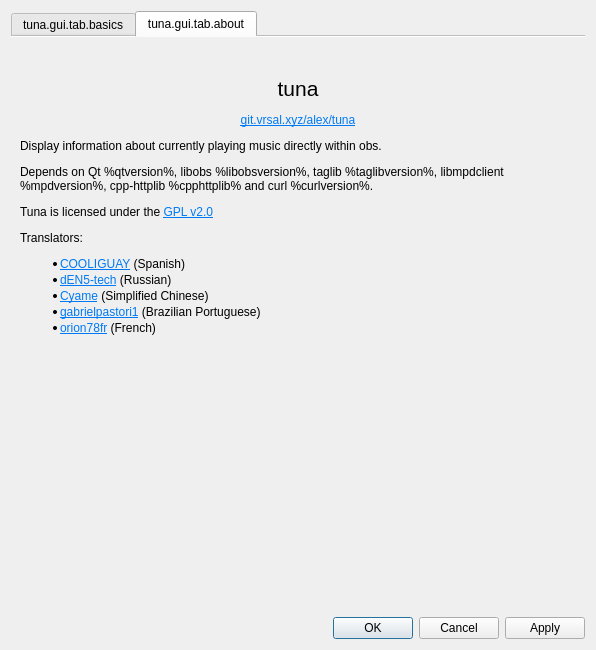
univrsal/tuna, file src/gui/tuna_gui.ui: the form before one commit.
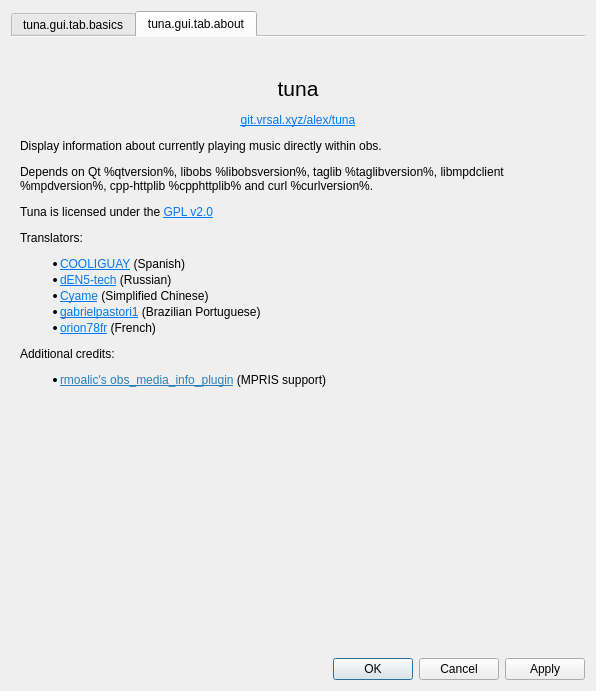
The form after the commit. The open tabs and pages were chosen to show the change. Icons and pictures are not drawn.

Commit message:
MPRIS: Add MPRIS support
Taken from https://github.com/rmoalic/obs_media_info_plugin

The edit to the form file:
```diff
--- a/src/gui/tuna_gui.ui
+++ b/src/gui/tuna_gui.ui
@@ -7,7 +7,7 @@
     <x>0</x>
     <y>0</y>
     <width>596</width>
-    <height>650</height>
+    <height>691</height>
    </rect>
   </property>
   <property name="sizePolicy">
@@ -814,7 +814,7 @@
           </sizepolicy>
          </property>
          <property name="text">
-          <string>&lt;html&gt;&lt;head/&gt;&lt;body&gt;&lt;p align=&quot;center&quot;&gt;&lt;span style=&quot; font-size:16pt;&quot;&gt;tuna&lt;/span&gt;&lt;/p&gt;&lt;p align=&quot;center&quot;&gt;&lt;a href=&quot;https://git.vrsal.xyz/alex/tuna&quot;&gt;&lt;span style=&quot; text-decoration: underline; color:#007af4;&quot;&gt;git.vrsal.xyz/alex/tuna&lt;/span&gt;&lt;/a&gt;&lt;/p&gt;&lt;p&gt;Display information about currently playing music directly within obs.&lt;/p&gt;&lt;p&gt;Depends on Qt %qtversion%, libobs %libobsversion%, taglib %taglibversion%, libmpdclient %mpdversion%, cpp-httplib %cpphttplib% and curl %curlversion%.&lt;/p&gt;&lt;p&gt;Tuna is licensed under the &lt;a href=&quot;https://www.gnu.org/licenses/old-licenses/gpl-2.0.txt&quot;&gt;&lt;span style=&quot; text-decoration: underline; color:#007af4;&quot;&gt;GPL v2.0&lt;/span&gt;&lt;/a&gt;&lt;/p&gt;&lt;p&gt;Translators:&lt;/p&gt;&lt;ul style=&quot;margin-top: 0px; margin-bottom: 0px; margin-left: 0px; margin-right: 0px; -qt-list-indent: 1;&quot;&gt;&lt;li style=&quot; margin-top:12px; margin-bottom:2px; margin-left:0px; margin-right:0px; -qt-block-indent:0; text-indent:0px;&quot;&gt;&lt;a href=&quot;https://github.com/COOLIGUAY&quot;&gt;&lt;span style=&quot; text-decoration: underline; color:#007af4;&quot;&gt;COOLIGUAY&lt;/span&gt;&lt;/a&gt; (Spanish) &lt;/li&gt;&lt;li style=&quot; margin-top:2px; margin-bottom:2px; margin-left:0px; margin-right:0px; -qt-block-indent:0; text-indent:0px;&quot;&gt;&lt;a href=&quot;https://github.com/dEN5-tech&quot;&gt;&lt;span style=&quot; text-decoration: underline; color:#007af4;&quot;&gt;dEN5-tech&lt;/span&gt;&lt;/a&gt; (Russian)&lt;/li&gt;&lt;li style=&quot; margin-top:2px; margin-bottom:2px; margin-left:0px; margin-right:0px; -qt-block-indent:0; text-indent:0px;&quot;&gt;&lt;a href=&quot;https://github.com/Cyame&quot;&gt;&lt;span style=&quot; text-decoration: underline; color:#007af4;&quot;&gt;Cyame&lt;/span&gt;&lt;/a&gt; (Simplified Chinese) &lt;/li&gt;&lt;li style=&quot; margin-top:2px; margin-bottom:2px; margin-left:0px; margin-right:0px; -qt-block-indent:0; text-indent:0px;&quot;&gt;&lt;a href=&quot;https://github.com/gabrielpastori1&quot;&gt;&lt;span style=&quot; text-decoration: underline; color:#007af4;&quot;&gt;gabrielpastori1&lt;/span&gt;&lt;/a&gt; (Brazilian Portuguese) &lt;/li&gt;&lt;li style=&quot; margin-top:2px; margin-bottom:12px; margin-left:0px; margin-right:0px; -qt-block-indent:0; text-indent:0px;&quot;&gt;&lt;a href=&quot;https://github.com/orion78fr&quot;&gt;&lt;span style=&quot; text-decoration: underline; color:#007af4;&quot;&gt;orion78fr&lt;/span&gt;&lt;/a&gt; (French) &lt;/li&gt;&lt;/ul&gt;&lt;/body&gt;&lt;/html&gt;</string>
+          <string>&lt;html&gt;&lt;head/&gt;&lt;body&gt;&lt;p align=&quot;center&quot;&gt;&lt;span style=&quot; font-size:16pt;&quot;&gt;tuna&lt;/span&gt;&lt;/p&gt;&lt;p align=&quot;center&quot;&gt;&lt;a href=&quot;https://git.vrsal.xyz/alex/tuna&quot;&gt;&lt;span style=&quot; text-decoration: underline; color:#007af4;&quot;&gt;git.vrsal.xyz/alex/tuna&lt;/span&gt;&lt;/a&gt;&lt;/p&gt;&lt;p&gt;Display information about currently playing music directly within obs.&lt;/p&gt;&lt;p&gt;Depends on Qt %qtversion%, libobs %libobsversion%, taglib %taglibversion%, libmpdclient %mpdversion%, cpp-httplib %cpphttplib% and curl %curlversion%.&lt;/p&gt;&lt;p&gt;Tuna is licensed under the &lt;a href=&quot;https://www.gnu.org/licenses/old-licenses/gpl-2.0.txt&quot;&gt;&lt;span style=&quot; text-decoration: underline; color:#007af4;&quot;&gt;GPL v2.0&lt;/span&gt;&lt;/a&gt;&lt;/p&gt;&lt;p&gt;Translators:&lt;/p&gt;&lt;ul style=&quot;margin-top: 0px; margin-bottom: 0px; margin-left: 0px; margin-right: 0px; -qt-list-indent: 1;&quot;&gt;&lt;li style=&quot; margin-top:12px; margin-bottom:2px; margin-left:0px; margin-right:0px; -qt-block-indent:0; text-indent:0px;&quot;&gt;&lt;a href=&quot;https://github.com/COOLIGUAY&quot;&gt;&lt;span style=&quot; text-decoration: underline; color:#007af4;&quot;&gt;COOLIGUAY&lt;/span&gt;&lt;/a&gt; (Spanish) &lt;/li&gt;&lt;li style=&quot; margin-top:2px; margin-bottom:2px; margin-left:0px; margin-right:0px; -qt-block-indent:0; text-indent:0px;&quot;&gt;&lt;a href=&quot;https://github.com/dEN5-tech&quot;&gt;&lt;span style=&quot; text-decoration: underline; color:#007af4;&quot;&gt;dEN5-tech&lt;/span&gt;&lt;/a&gt; (Russian)&lt;/li&gt;&lt;li style=&quot; margin-top:2px; margin-bottom:2px; margin-left:0px; margin-right:0px; -qt-block-indent:0; text-indent:0px;&quot;&gt;&lt;a href=&quot;https://github.com/Cyame&quot;&gt;&lt;span style=&quot; text-decoration: underline; color:#007af4;&quot;&gt;Cyame&lt;/span&gt;&lt;/a&gt; (Simplified Chinese) &lt;/li&gt;&lt;li style=&quot; margin-top:2px; margin-bottom:2px; margin-left:0px; margin-right:0px; -qt-block-indent:0; text-indent:0px;&quot;&gt;&lt;a href=&quot;https://github.com/gabrielpastori1&quot;&gt;&lt;span style=&quot; text-decoration: underline; color:#007af4;&quot;&gt;gabrielpastori1&lt;/span&gt;&lt;/a&gt; (Brazilian Portuguese) &lt;/li&gt;&lt;li style=&quot; margin-top:2px; margin-bottom:0px; margin-left:0px; margin-right:0px; -qt-block-indent:0; text-indent:0px;&quot;&gt;&lt;a href=&quot;https://github.com/orion78fr&quot;&gt;&lt;span style=&quot; text-decoration: underline; color:#007af4;&quot;&gt;orion78fr&lt;/span&gt;&lt;/a&gt; (French) &lt;/li&gt;&lt;/ul&gt;&lt;p&gt;Additional credits: &lt;/p&gt;&lt;ul style=&quot;margin-top: 0px; margin-bottom: 0px; margin-left: 0px; margin-right: 0px; -qt-list-indent: 1;&quot;&gt;&lt;li style=&quot; margin-top:12px; margin-bottom:12px; margin-left:0px; margin-right:0px; -qt-block-indent:0; text-indent:0px;&quot;&gt;&lt;a href=&quot;https://github.com/rmoalic/obs_media_info_plugin/&quot;&gt;&lt;span style=&quot; text-decoration: underline; color:#2980b9;&quot;&gt;rmoalic's obs_media_info_plugin&lt;/span&gt;&lt;/a&gt; (MPRIS support)&lt;/li&gt;&lt;/ul&gt;&lt;/body&gt;&lt;/html&gt;</string>
          </property>
          <property name="wordWrap">
           <bool>true</bool>
```
Left out of the diff: 2 changed lines with no effect on the pictures. The commit also changes 12 other files.
